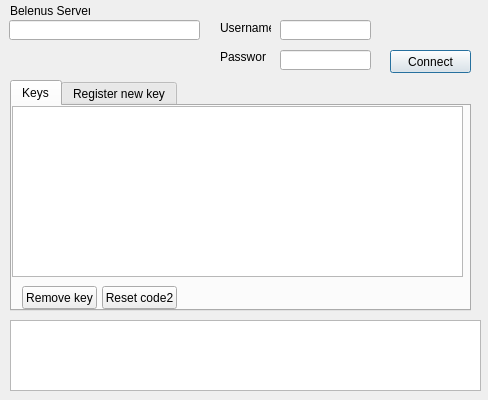
Above: serveradmin/mainwindow.ui from tbikfalvi/Belenus before the change. Below: the same form after it.
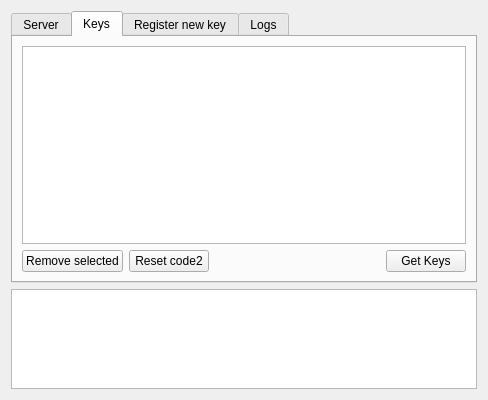
That is the form after the change.

Commit message: *serveradmin new gui structure *logs and keys retrival from server ready

Patch:
```diff
--- a/serveradmin/mainwindow.ui
+++ b/serveradmin/mainwindow.ui
@@ -25,37 +25,29 @@
     <height>400</height>
    </size>
   </property>
-  <property name="maximumSize">
-   <size>
-    <width>488</width>
-    <height>560</height>
-   </size>
-  </property>
   <property name="windowTitle">
    <string>Belenus Admin</string>
   </property>
+  <layout class="QVBoxLayout" name="verticalLayout" stretch="0,0">
+   <item>
+    <widget class="QTabWidget" name="tabWidget">
+     <property name="currentIndex">
+      <number>1</number>
+     </property>
+     <widget class="QWidget" name="tab">
+      <attribute name="title">
+       <string>Server</string>
+      </attribute>
+      <layout class="QFormLayout" name="formLayout">
+       <item row="0" column="0">
   <widget class="QLabel" name="lblBelenusServer">
-   <property name="geometry">
-    <rect>
-     <x>10</x>
-     <y>0</y>
-     <width>80</width>
-     <height>21</height>
-    </rect>
-   </property>
    <property name="text">
-    <string>Belenus Server</string>
-   </property>
-  </widget>
+          <string>Server Address</string>
+         </property>
+        </widget>
+       </item>
+       <item row="0" column="1">
   <widget class="QLineEdit" name="iHost">
-   <property name="geometry">
-    <rect>
-     <x>9</x>
-     <y>20</y>
-     <width>191</width>
-     <height>20</height>
-    </rect>
-   </property>
    <property name="inputMask">
     <string/>
    </property>
@@ -66,112 +58,56 @@
     <number>32767</number>
    </property>
   </widget>
-  <widget class="QPushButton" name="bConnect">
-   <property name="geometry">
-    <rect>
-     <x>390</x>
-     <y>50</y>
-     <width>81</width>
-     <height>23</height>
-    </rect>
-   </property>
-   <property name="mouseTracking">
-    <bool>false</bool>
-   </property>
-   <property name="text">
-    <string>Connect</string>
-   </property>
-   <property name="checkable">
-    <bool>false</bool>
-   </property>
-   <property name="checked">
-    <bool>false</bool>
-   </property>
-  </widget>
-  <widget class="QListWidget" name="listStatus">
-   <property name="geometry">
-    <rect>
-     <x>10</x>
-     <y>320</y>
-     <width>471</width>
-     <height>71</height>
-    </rect>
-   </property>
-  </widget>
-  <widget class="QLabel" name="label">
-   <property name="geometry">
-    <rect>
-     <x>220</x>
-     <y>50</y>
-     <width>46</width>
-     <height>13</height>
-    </rect>
-   </property>
-   <property name="text">
-    <string>Password</string>
-   </property>
-  </widget>
+       </item>
+       <item row="1" column="0">
   <widget class="QLabel" name="lblUsername">
-   <property name="geometry">
-    <rect>
-     <x>220</x>
-     <y>20</y>
-     <width>51</width>
-     <height>16</height>
-    </rect>
-   </property>
    <property name="text">
     <string>Username</string>
    </property>
   </widget>
-  <widget class="QLineEdit" name="iUsername">
-   <property name="geometry">
-    <rect>
-     <x>280</x>
-     <y>20</y>
-     <width>91</width>
-     <height>20</height>
-    </rect>
-   </property>
-  </widget>
+       </item>
+       <item row="1" column="1">
+        <widget class="QLineEdit" name="iUsername"/>
+       </item>
+       <item row="2" column="0">
+        <widget class="QLabel" name="label">
+         <property name="text">
+          <string>Password</string>
+         </property>
+        </widget>
+       </item>
+       <item row="2" column="1">
   <widget class="QLineEdit" name="iPassword">
-   <property name="geometry">
-    <rect>
-     <x>280</x>
-     <y>50</y>
-     <width>91</width>
-     <height>20</height>
-    </rect>
-   </property>
    <property name="echoMode">
     <enum>QLineEdit::PasswordEchoOnEdit</enum>
    </property>
   </widget>
-  <widget class="QTabWidget" name="tabWidget">
-   <property name="geometry">
-    <rect>
-     <x>10</x>
-     <y>80</y>
-     <width>461</width>
-     <height>231</height>
-    </rect>
-   </property>
-   <property name="currentIndex">
-    <number>0</number>
-   </property>
+       </item>
+       <item row="3" column="0">
+        <widget class="QPushButton" name="bConnect">
+         <property name="mouseTracking">
+          <bool>false</bool>
+         </property>
+         <property name="text">
+          <string>Connect</string>
+         </property>
+         <property name="checkable">
+          <bool>false</bool>
+         </property>
+         <property name="checked">
+          <bool>false</bool>
+         </property>
+        </widget>
+       </item>
+      </layout>
+     </widget>
    <widget class="QWidget" name="tKeys">
     <attribute name="title">
      <string>Keys</string>
     </attribute>
+      <layout class="QVBoxLayout" name="verticalLayout_2">
+       <item>
     <widget class="QTableView" name="licenseKeys">
-     <property name="geometry">
-      <rect>
-       <x>0</x>
-       <y>0</y>
-       <width>451</width>
-       <height>171</height>
-      </rect>
-     </property>
      <property name="editTriggers">
       <set>QAbstractItemView::NoEditTriggers</set>
      </property>
@@ -188,62 +124,148 @@
       <enum>QAbstractItemView::ScrollPerPixel</enum>
      </property>
     </widget>
+       </item>
+       <item>
+        <layout class="QHBoxLayout" name="horizontalLayout">
+         <item>
     <widget class="QPushButton" name="bRemoveKey">
-     <property name="geometry">
-      <rect>
-       <x>10</x>
-       <y>180</y>
-       <width>75</width>
-       <height>23</height>
-      </rect>
-     </property>
      <property name="text">
-      <string>Remove key</string>
-     </property>
-    </widget>
+            <string>Remove selected</string>
+           </property>
+          </widget>
+         </item>
+         <item>
     <widget class="QPushButton" name="bResetCode2">
-     <property name="geometry">
-      <rect>
-       <x>90</x>
-       <y>180</y>
-       <width>75</width>
-       <height>23</height>
-      </rect>
-     </property>
      <property name="text">
       <string>Reset code2</string>
      </property>
     </widget>
+         </item>
+         <item>
+          <spacer name="horizontalSpacer">
+           <property name="orientation">
+            <enum>Qt::Horizontal</enum>
+           </property>
+           <property name="sizeHint" stdset="0">
+            <size>
+             <width>40</width>
+             <height>20</height>
+            </size>
+           </property>
+          </spacer>
+         </item>
+         <item>
+          <widget class="QPushButton" name="pushButton">
+           <property name="text">
+            <string>Get Keys</string>
+           </property>
+          </widget>
+         </item>
+        </layout>
+       </item>
+      </layout>
    </widget>
    <widget class="QWidget" name="tRegisterKey">
     <attribute name="title">
      <string>Register new key</string>
     </attribute>
-    <widget class="QLineEdit" name="iNewKey">
-     <property name="geometry">
-      <rect>
-       <x>10</x>
-       <y>10</y>
-       <width>351</width>
-       <height>20</height>
-      </rect>
-     </property>
-    </widget>
+      <layout class="QFormLayout" name="formLayout_2">
+       <item row="0" column="0">
+        <widget class="QLabel" name="label_2">
+         <property name="text">
+          <string>New serial key</string>
+         </property>
+        </widget>
+       </item>
+       <item row="0" column="1">
+        <widget class="QLineEdit" name="iNewKey"/>
+       </item>
+       <item row="1" column="0">
     <widget class="QPushButton" name="bRegister">
-     <property name="geometry">
-      <rect>
-       <x>370</x>
-       <y>10</y>
-       <width>75</width>
-       <height>23</height>
-      </rect>
-     </property>
      <property name="text">
       <string>Register</string>
      </property>
     </widget>
-   </widget>
-  </widget>
+       </item>
+      </layout>
+     </widget>
+     <widget class="QWidget" name="tLogs">
+      <attribute name="title">
+       <string>Logs</string>
+      </attribute>
+      <layout class="QVBoxLayout" name="verticalLayout_3">
+       <item>
+        <widget class="QTableView" name="logs"/>
+       </item>
+       <item>
+        <layout class="QHBoxLayout" name="horizontalLayout_2">
+         <item>
+          <widget class="QLabel" name="label_3">
+           <property name="text">
+            <string>At least</string>
+           </property>
+          </widget>
+         </item>
+         <item>
+          <widget class="QComboBox" name="logLevel"/>
+         </item>
+         <item>
+          <widget class="QLabel" name="label_4">
+           <property name="text">
+            <string>Last</string>
+           </property>
+          </widget>
+         </item>
+         <item>
+          <widget class="QSpinBox" name="logCount">
+           <property name="minimum">
+            <number>10</number>
+           </property>
+           <property name="maximum">
+            <number>500</number>
+           </property>
+           <property name="value">
+            <number>50</number>
+           </property>
+          </widget>
+         </item>
+         <item>
+          <spacer name="horizontalSpacer_2">
+           <property name="orientation">
+            <enum>Qt::Horizontal</enum>
+           </property>
+           <property name="sizeHint" stdset="0">
+            <size>
+             <width>40</width>
+             <height>20</height>
+            </size>
+           </property>
+          </spacer>
+         </item>
+         <item>
+          <widget class="QPushButton" name="bGetLogs">
+           <property name="text">
+            <string>Get logs</string>
+           </property>
+          </widget>
+         </item>
+        </layout>
+       </item>
+      </layout>
+     </widget>
+    </widget>
+   </item>
+   <item>
+    <widget class="QListWidget" name="listStatus">
+     <property name="maximumSize">
+      <size>
+       <width>16777215</width>
+       <height>100</height>
+      </size>
+     </property>
+    </widget>
+   </item>
+  </layout>
  </widget>
  <resources/>
  <connections/>
```
Lines whose indentation alone changed are shown as unchanged. The commit also changes 4 other files.
